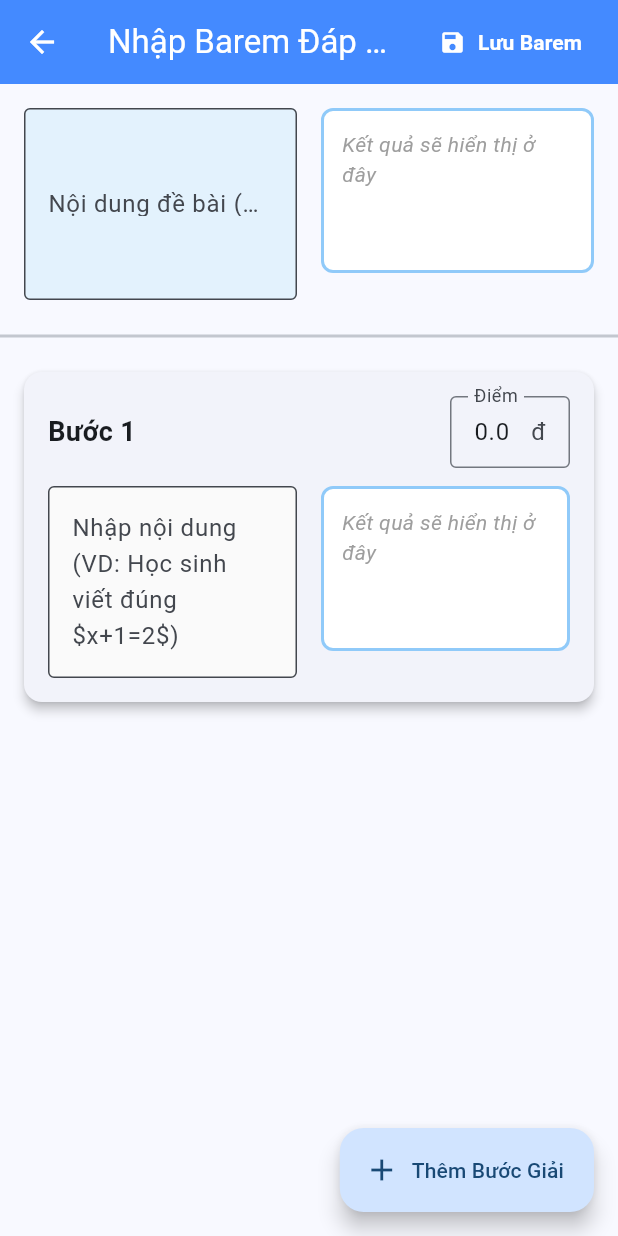
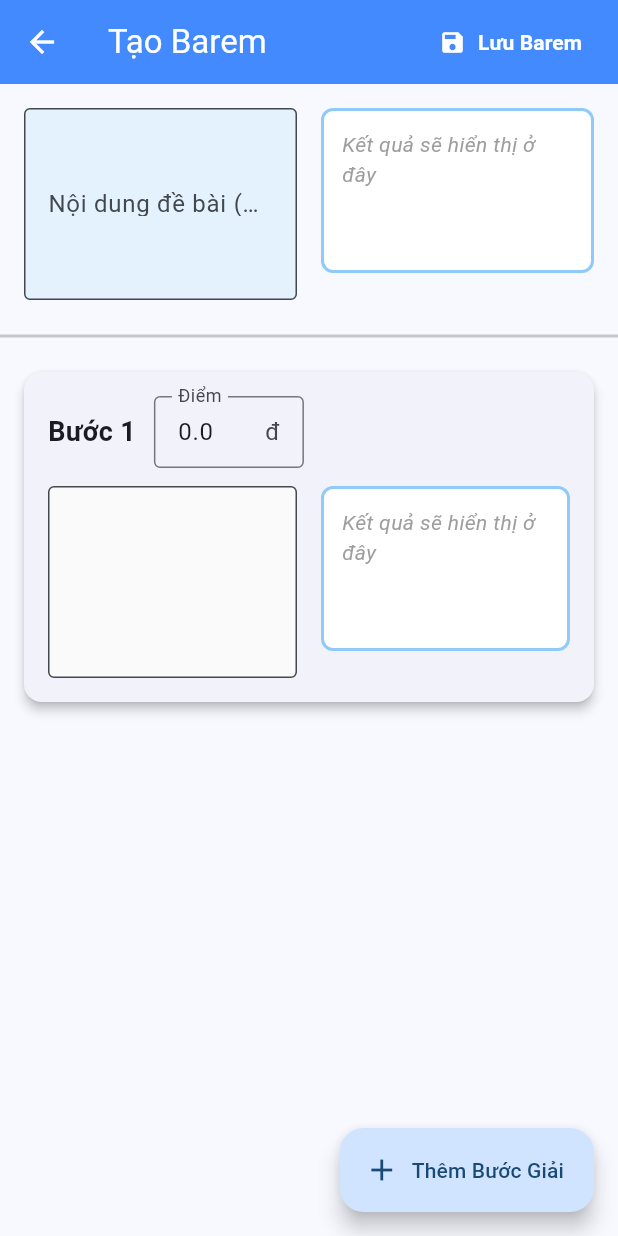
Before and after one commit to doquangluc-dql/magr-grading-system, a Flutter app: the BaremCreateScreen screen opened directly with empty values, on a phone screen of 412 x 824 dp. Run offline on Flutter 3.47's test engine with Material 3 defaults, Android fonts, the phone set to English and light mode, and no system bars; our stand-ins replace image_picker; missing offline and left inert: flutter_math_fork; network calls fail; statements that could not run were skipped.

Commit message:
Rearrange UI for Google Sheet header and Barem steps

```diff
--- a/lib/screens/barem_create_screen.dart
+++ b/lib/screens/barem_create_screen.dart
@@ -89,7 +89,7 @@
   Widget build(BuildContext context) {
     return Scaffold(
       appBar: AppBar(
-        title: const Text('Nhập Barem Đáp Án'),
+        title: const Text('Tạo Barem'),
         backgroundColor: Colors.blueAccent,
         foregroundColor: Colors.white,
         actions: [
@@ -160,25 +160,13 @@
                 crossAxisAlignment: CrossAxisAlignment.start,
                 children: [
                   Row(
-                    mainAxisAlignment: MainAxisAlignment.spaceBetween,
-                    children: [
-                      Row(
                     children: [
                       Text('Bước ${index + 1}',
                            style: const TextStyle(fontSize: 18, fontWeight: FontWeight.bold)),
-                          if (steps.length > 1)
-                            IconButton(
-                              icon: const Icon(Icons.delete_outline, color: Colors.redAccent, size: 20),
-                              onPressed: () => removeStep(index),
-                              tooltip: 'Xóa bước này',
-                            ),
-                        ],
-                      ),
-                      Row(
-                        children: [
-                          // Ô nhập Điểm MỚI
+                      const SizedBox(width: 12),
+                      // Ô nhập Điểm
                       SizedBox(
-                            width: 80,
+                        width: 100,
                         child: TextFormField(
                           initialValue: steps[index].score.toString(),
                           keyboardType: const TextInputType.numberWithOptions(decimal: true),
@@ -189,12 +177,18 @@
                             suffixText: 'đ',
                           ),
                           onChanged: (value) {
-                                steps[index].score = double.tryParse(value) ?? 0.0;
+                            String normalized = value.replaceAll(',', '.');
+                            steps[index].score = double.tryParse(normalized) ?? 0.0;
                           },
                         ),
                       ),
-                        ],
-                      )
+                      const Spacer(),
+                      if (steps.length > 1)
+                        IconButton(
+                          icon: const Icon(Icons.delete_outline, color: Colors.redAccent, size: 24),
+                          onPressed: () => removeStep(index),
+                          tooltip: 'Xóa bước này',
+                        ),
                     ],
                   ),
                   const SizedBox(height: 12),
@@ -208,7 +202,7 @@
                           maxLines: 4,
                           decoration: InputDecoration(
                             border: const OutlineInputBorder(),
-                            hintText: r'Nhập nội dung (VD: Học sinh viết đúng $x+1=2$)',
+                            hintText: 'Học sinh giải hệ được $x = 2, y = 3$',
                             filled: true,
                             fillColor: Colors.grey.shade50,
                           ),
--- a/lib/screens/grading_session_screen.dart
+++ b/lib/screens/grading_session_screen.dart
@@ -138,7 +138,7 @@
   Widget build(BuildContext context) {
     return Scaffold(
       appBar: AppBar(
-        title: Text('Chọn câu để chấm: ${widget.exam.title}'),
+        title: Text('${widget.exam.title}'),
         backgroundColor: Colors.indigo,
         foregroundColor: Colors.white,
       ),
@@ -171,12 +171,13 @@
                 padding: const EdgeInsets.symmetric(horizontal: 16, vertical: 8),
                 color: Colors.indigo.shade50,
                 child: Row(
-                  mainAxisAlignment: MainAxisAlignment.spaceBetween,
+                  mainAxisAlignment: MainAxisAlignment.start,
                   children: [
                     const Text(
                       'Google Sheets:',
                       style: TextStyle(fontWeight: FontWeight.bold, color: Colors.indigo),
                     ),
+                    const SizedBox(width: 8),
                     if (widget.exam.googleSheetId == null)
                       ElevatedButton.icon(
                         onPressed: _isCreatingSheet ? null : _connectGoogleSheet,
--- a/lib/screens/home_screen.dart
+++ b/lib/screens/home_screen.dart
@@ -50,7 +50,7 @@
           content: TextField(
             controller: _titleController,
             decoration: const InputDecoration(
-              hintText: 'Nhập tên câu hỏi (VD: Câu 1: Giải PT)',
+              hintText: 'Ví dụ: Giải phương trình',
               border: OutlineInputBorder(),
             ),
             autofocus: true,
@@ -91,7 +91,7 @@
           content: TextField(
             controller: _titleController,
             decoration: const InputDecoration(
-              hintText: 'Nhập tên kỳ thi (VD: Giữa kỳ Toán)',
+              hintText: 'Giữa kỳ lớp 9A',
               border: OutlineInputBorder(),
             ),
             autofocus: true,
--- a/lib/screens/question_detail_screen.dart
+++ b/lib/screens/question_detail_screen.dart
@@ -98,7 +98,7 @@
                 style: const TextStyle(color: Colors.white, fontSize: 20),
                 decoration: const InputDecoration(
                   border: UnderlineInputBorder(borderSide: BorderSide(color: Colors.white)),
-                  hintText: 'Nhập tên câu hỏi mới',
+                  hintText: ' tên câu hỏi mới',
                   hintStyle: TextStyle(color: Colors.white70),
                 ),
                 onSubmitted: (_) => _saveTitle(),
--- a/lib/screens/question_grading_screen.dart
+++ b/lib/screens/question_grading_screen.dart
@@ -223,7 +223,7 @@
   Widget build(BuildContext context) {
     return Scaffold(
       appBar: AppBar(
-        title: Text('Chấm: ${widget.question.title}'),
+        title: Text('${widget.question.title}'),
         backgroundColor: Colors.indigo,
         foregroundColor: Colors.white,
         actions: [
```
Also changed, not shown: lib/screens/submission_management_screen.dart (+46 -4 lines), lib/services/database_api.dart (+18 -0 lines). Lines whose indentation alone changed are shown as unchanged.
